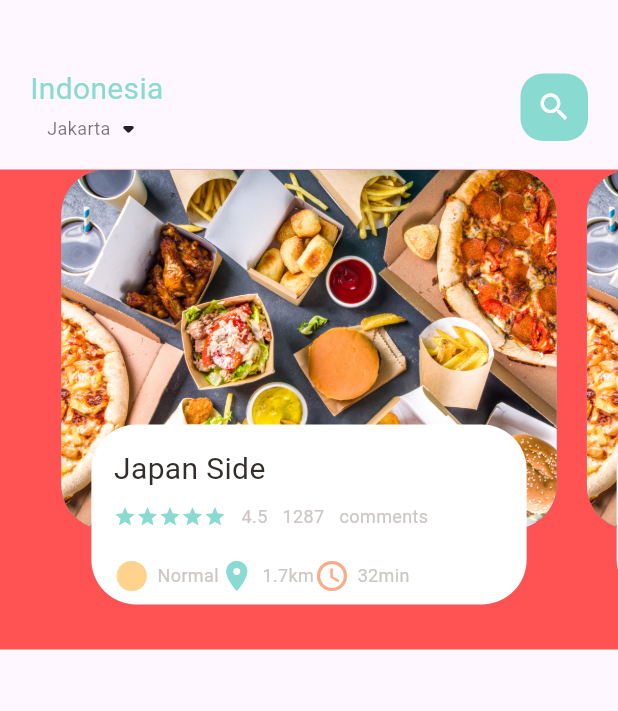
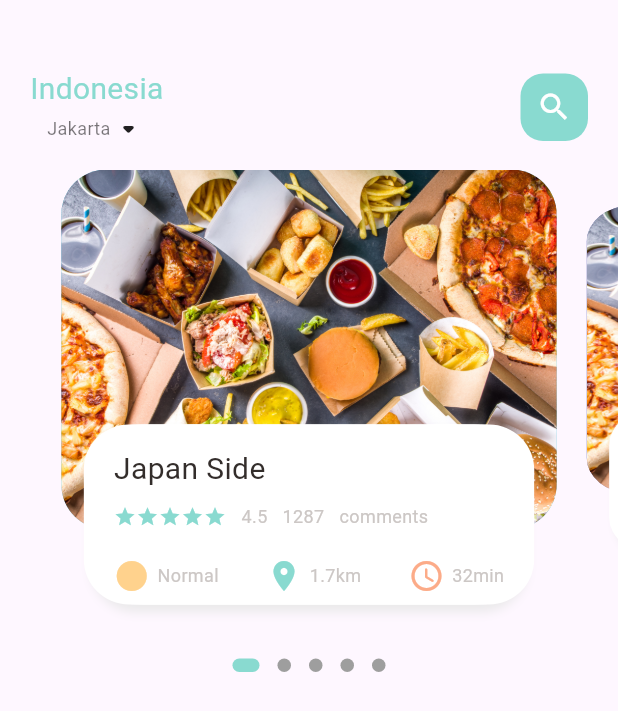
Before and after one commit to micodee/flutter_food_shop, a Flutter app: the screen it shows after launch, on a phone screen of 412 x 824 dp. Shown: the top 711 px of the screen. Run offline on Flutter 3.47's test engine with Material 2 defaults, Android fonts, the phone set to English and light mode, and no system bars; drawn by our look-alikes of dots_indicator; our stand-ins replace get.

Commit message:
add dimensions

```diff
--- a/lib/home/food_page_body.dart
+++ b/lib/home/food_page_body.dart
@@ -1,3 +1,4 @@
+import 'package:dots_indicator/dots_indicator.dart';
 import 'package:flutter/material.dart';
 import 'package:flutter_food_shop/utils/colors.dart';
 import 'package:flutter_food_shop/widgets/big_text.dart';
@@ -15,6 +16,8 @@
 class _FoodPageBodyState extends State<FoodPageBody> {
   PageController pageController = PageController(viewportFraction: 0.85);
   var _currPageValue = 0.0;
+  double _scaleFactor = 0.8;
+  double _height = 240;
 
   @override
   void initState() {
@@ -22,15 +25,22 @@
     pageController.addListener(() {
       setState(() {
         _currPageValue = pageController.page!;
-        print("Current value is" + _currPageValue.toString());
+        // print("Current value is" + _currPageValue.toString());
       });
     });
   }
 
   @override
+  void dispose() {
+    pageController.dispose();
+  }
+
+  @override
   Widget build(BuildContext context) {
-    return Container(
-      color: Colors.redAccent,
+    return Column(
+      children: [
+        Container(
+          // color: Colors.redAccent,
           height: 320,
           child: PageView.builder(
               controller: pageController,
@@ -38,13 +48,51 @@
               itemBuilder: (context, position) {
                 return _buildPageItem(position);
               }),
+        ),
+        new DotsIndicator(
+          dotsCount: 5,
+          position: _currPageValue,
+          decorator: DotsDecorator(
+            activeColor: AppColors.mainColor,
+            size: const Size.square(9.0),
+            activeSize: const Size(18.0, 9.0),
+            activeShape: RoundedRectangleBorder(
+                borderRadius: BorderRadius.circular(5.0)),
+          ),
+        ),
+      ],
     );
   }
 
   Widget _buildPageItem(int index) {
-    return Stack(children: [
+    Matrix4 matrix = new Matrix4.identity();
+    if (index == _currPageValue.floor()) {
+      var currScale = 1 - (_currPageValue - index) * (1 - _scaleFactor);
+      var currTrans = _height * (1 - currScale) / 2;
+      matrix = Matrix4.diagonal3Values(1, currScale, 1)
+        ..setTranslationRaw(0, currTrans, 0);
+    } else if (index == _currPageValue.floor() + 1) {
+      var currScale =
+          _scaleFactor + (_currPageValue - index + 1) * (1 - _scaleFactor);
+      var currTrans = _height * (1 - currScale) / 2;
+      matrix = Matrix4.diagonal3Values(1, currScale, 1)
+        ..setTranslationRaw(0, currTrans, 0);
+    } else if (index == _currPageValue.floor() - 1) {
+      var currScale = 1 - (_currPageValue - index) * (1 - _scaleFactor);
+      var currTrans = _height * (1 - currScale) / 2;
+      matrix = Matrix4.diagonal3Values(1, currScale, 1)
+        ..setTranslationRaw(0, currTrans, 0);
+    } else {
+      var currScale = 0.8;
+      matrix = Matrix4.diagonal3Values(1, currScale, 1)
+        ..setTranslationRaw(0, _height * (1 - _scaleFactor) / 2, 0);
+    }
+
+    return Transform(
+      transform: matrix,
+      child: Stack(children: [
         Container(
-        height: 240,
+          height: _height,
           margin: EdgeInsets.only(left: 10, right: 10),
           decoration: BoxDecoration(
               borderRadius: BorderRadius.circular(30),
@@ -59,7 +107,16 @@
             height: 120,
             margin: EdgeInsets.only(left: 30, right: 30, bottom: 30),
             decoration: BoxDecoration(
-              borderRadius: BorderRadius.circular(30), color: Colors.white),
+                borderRadius: BorderRadius.circular(30),
+                color: Colors.white,
+                boxShadow: [
+                  BoxShadow(
+                      color: Color(0xFFe8e8e8e8),
+                      blurRadius: 5.0,
+                      offset: Offset(0, 5)),
+                  BoxShadow(color: Colors.white, offset: Offset(-5, 0)),
+                  BoxShadow(color: Colors.white, offset: Offset(5, 0)),
+                ]),
             child: Container(
               padding: EdgeInsets.only(left: 15, right: 15, top: 15),
               child: Column(
@@ -98,6 +155,7 @@
                     height: 20,
                   ),
                   Row(
+                    mainAxisAlignment: MainAxisAlignment.spaceBetween,
                     children: [
                       IconAndTextWidget(
                           icon: Icons.circle_sharp,
@@ -118,6 +176,7 @@
             ),
           ),
         ),
-    ]);
+      ]),
+    );
   }
 }
--- a/lib/home/main_food_page.dart
+++ b/lib/home/main_food_page.dart
@@ -14,9 +14,11 @@
 class _MainFoodPageState extends State<MainFoodPage> {
   @override
   Widget build(BuildContext context) {
+    // print("current height is "+MediaQuery.of(context).size.height.toString());
     return Scaffold(
       body: Column(
         children: [
+          // showing the header
           Container(
             child: Container(
               margin: EdgeInsets.only(top: 45, bottom: 15),
@@ -50,6 +52,7 @@
               ),
             ),
           ),
+          // showing the body
           FoodPageBody()
         ],
       ),
--- /dev/null
+++ b/lib/utils/dimensions.dart
@@ -0,0 +1,10 @@
+import 'package:get/get.dart';
+
+class Dimensions {
+  static double screenHeight = Get.context!.height;
+  static double screenWidth = Get.context!.width;
+  // 683/240 = 2.84
+  static double pageViewContainer = screenHeight/2.84;
+  // 683/120 = 5.69
+  static double pageViewTextContainer = screenHeight/5.69;
+}
--- a/pubspec.yaml
+++ b/pubspec.yaml
@@ -30,6 +30,8 @@
 dependencies:
   flutter:
     sdk: flutter
+  get: ^4.6.5
+  dots_indicator: ^2.1.2
 
 
   # The following adds the Cupertino Icons font to your application.
```
Also changed, not shown: pubspec.lock. Lines whose indentation alone changed are shown as unchanged.
